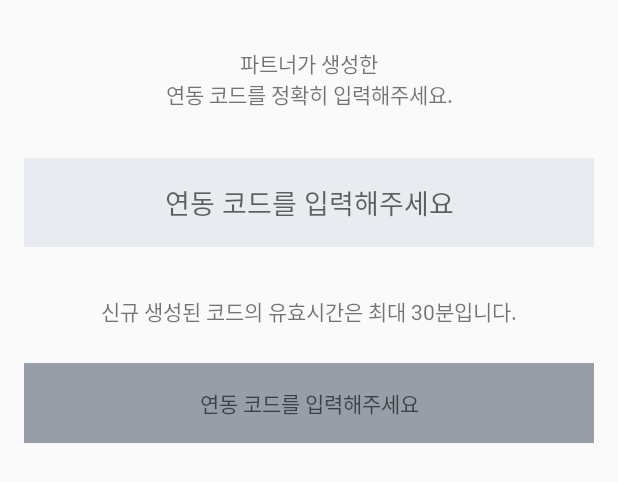
After one commit to ToyCalendar/ToyCalendar_Android, an Android app: the layout fragment_input.xml on its own in the app's theme, with its tools: preview values and no code run, on a phone screen of 412 x 824 dp. The commit adds this screen. Shown: the top 482 px of the screen. Run offline under Robolectric (Android 15) with nearby library versions, the phone set to English and light mode, and no system bars.

Commit message:
merge previous Project

```diff
--- a/app/src/main/AndroidManifest.xml
+++ b/app/src/main/AndroidManifest.xml
@@ -20,6 +20,12 @@
                 <category android:name="android.intent.category.LAUNCHER" />
             </intent-filter>
         </activity>
+        <activity
+            android:name=".ui.partner.PartnerActivity"
+            android:theme="@style/AppTheme.NoActionBar">
+
+        </activity>
+
     </application>
 
 </manifest>
--- a/app/src/main/java/yapp/co/kr/toycalendar/calendar/data/datasource/ScheduleMockDatasource.kt
+++ b/app/src/main/java/yapp/co/kr/toycalendar/calendar/data/datasource/ScheduleMockDatasource.kt
@@ -19,7 +19,6 @@ class ScheduleMockDatasource : ScheduleDataSource {
                     ScheduleResult::class.java)))
         }.subscribeOn(io.reactivex.schedulers.Schedulers.io())
     }
-
 
     private fun getFilteredInfo(monthList: List<String>, scheduleResult: ScheduleResult): ScheduleResult {
         val list = mutableListOf<Schedule>()
--- a/app/src/main/java/yapp/co/kr/toycalendar/calendar/domain/repository/CalendarRepository.kt
+++ b/app/src/main/java/yapp/co/kr/toycalendar/calendar/domain/repository/CalendarRepository.kt
@@ -8,5 +8,5 @@ import yapp.co.kr.toycalendar.calendar.entity.ScheduleResult
 import java.util.*
 
 interface CalendarRepository {
-    fun getSchedules(force : Boolean, monthList : List<String>, scheduler : Scheduler, success: (scheduleResult: ScheduleResult) -> Unit, error: (throwable: Throwable) -> Unit) : Disposable
+    fun getSchedules(force: Boolean, monthList: List<String>, scheduler: Scheduler, success: (scheduleResult: ScheduleResult) -> Unit, error: (throwable: Throwable) -> Unit): Disposable
 }
--- /dev/null
+++ b/app/src/main/res/drawable/btn_partner_input_next_selected.xml
@@ -0,0 +1,5 @@
+<?xml version="1.0" encoding="utf-8"?>
+<selector xmlns:android="http://schemas.android.com/apk/res/android">
+    <item android:drawable="@color/btn_partner_input_next_enabled" android:state_selected="true" />
+    <item android:drawable="@color/btn_partner_input_next_disabled" />
+</selector>
--- /dev/null
+++ b/app/src/main/res/layout/fragment_input.xml
@@ -0,0 +1,82 @@
+<?xml version="1.0" encoding="utf-8"?>
+
+<layout xmlns:android="http://schemas.android.com/apk/res/android"
+    xmlns:app="http://schemas.android.com/apk/res-auto"
+    xmlns:tools="http://schemas.android.com/tools">
+
+    <data>
+
+        <variable
+            name="fragment"
+            type="yapp.co.kr.toycalendar.ui.partner.InputFragment" />
+
+        <variable
+            name="inputVM"
+            type="yapp.co.kr.toycalendar.ui.partner.InputViewModel" />
+
+    </data>
+
+    <androidx.constraintlayout.widget.ConstraintLayout
+        android:layout_width="match_parent"
+        android:layout_height="match_parent"
+        android:fitsSystemWindows="true"
+        app:layout_constraintBottom_toBottomOf="parent"
+        app:layout_constraintLeft_toLeftOf="parent"
+        app:layout_constraintRight_toRightOf="parent"
+        tools:context=".ui.partner.PartnerActivity">
+
+        <TextView
+            android:id="@+id/tv_message"
+            android:layout_width="wrap_content"
+            android:layout_height="wrap_content"
+            android:layout_marginTop="@dimen/double_margin"
+            android:gravity="center"
+            android:text="@{inputVM.message}"
+            app:layout_constraintLeft_toLeftOf="parent"
+            app:layout_constraintRight_toRightOf="parent"
+            app:layout_constraintTop_toTopOf="parent"
+            tools:text="파트너가 생성한\n연동 코드를 정확히 입력해주세요." />
+
+        <EditText
+            android:id="@+id/et_code"
+            android:layout_width="match_parent"
+            android:layout_height="wrap_content"
+            android:layout_marginHorizontal="@dimen/single_margin"
+            android:layout_marginTop="@dimen/double_margin"
+            android:background="#e8ecf0"
+            android:gravity="center"
+            android:hint="연동 코드를 입력해주세요"
+            android:inputType="number"
+            android:onTextChanged="@{(s, start, count, after)->inputVM.checkCode()}"
+            android:padding="@dimen/single_margin"
+            android:text="@={inputVM.code}"
+            app:layout_constraintTop_toBottomOf="@+id/tv_message" />
+
+        <TextView
+            android:id="@+id/tv_description"
+            android:layout_width="wrap_content"
+            android:layout_height="wrap_content"
+            android:layout_marginTop="@dimen/double_margin"
+            android:gravity="center"
+            android:text="@{inputVM.code}"
+            app:layout_constraintLeft_toLeftOf="parent"
+            app:layout_constraintRight_toRightOf="parent"
+            app:layout_constraintTop_toBottomOf="@+id/et_code"
+            tools:text="신규 생성된 코드의 유효시간은 최대 30분입니다." />
+        <!--android:text="신규 생성된 코드의 유효시간은 최대 30분입니다."-->
+
+        <TextView
+            android:id="@+id/btn_next"
+            android:layout_width="match_parent"
+            android:layout_height="wrap_content"
+            android:layout_marginHorizontal="@dimen/single_margin"
+            android:layout_marginTop="@dimen/one_half_margin"
+            android:background="@drawable/btn_partner_input_next_selected"
+            android:gravity="center"
+            android:hint="연동 코드를 입력해주세요"
+            android:padding="@dimen/single_margin"
+            android:selected="@{inputVM.btnClickEnabled}"
+            app:layout_constraintTop_toBottomOf="@+id/tv_description" />
+    </androidx.constraintlayout.widget.ConstraintLayout>
+
+</layout>
--- a/app/src/main/res/values/colors.xml
+++ b/app/src/main/res/values/colors.xml
@@ -7,4 +7,7 @@
     <color name="transparent">#00FFFFFF</color>
     <color name="white">#FFFFFF</color>
     <color name="black">#000000</color>
+
+    <color name="btn_partner_input_next_enabled">#6247fb</color>
+    <color name="btn_partner_input_next_disabled">#979ea8</color>
 </resources>
--- a/app/src/main/res/values/strings.xml
+++ b/app/src/main/res/values/strings.xml
@@ -6,4 +6,5 @@
     <!-- Facebook application ID and custom URL scheme (app ID prefixed by 'fb'). -->
     <string name="facebook_application_id" translatable="false">ToyCalendar</string>
     <string name="facebook_login_protocol_scheme" translatable="false">fbYOUR_APP_ID</string>
+    <string name="partner_init">파트너가 생성한\\n연동 코드를 정확히 입력해주세요.</string>
 </resources>
--- a/build.gradle
+++ b/build.gradle
@@ -7,7 +7,7 @@ buildscript {
         jcenter()
     }
     dependencies {
-        classpath 'com.android.tools.build:gradle:3.2.0'
+        classpath 'com.android.tools.build:gradle:3.4.2'
         classpath "org.jetbrains.kotlin:kotlin-gradle-plugin:$kotlin_version"
         classpath 'com.google.gms:google-services:4.2.0'
         // NOTE: Do not place your application dependencies here; they belong
```
Also changed, not shown: app/src/main/java/yapp/co/kr/toycalendar/ui/partner/InputFragment.kt (added, +20 -0 lines), app/src/main/java/yapp/co/kr/toycalendar/ui/partner/InputViewModel.kt (added, +21 -0 lines), app/src/main/java/yapp/co/kr/toycalendar/ui/partner/PartnerActivity.kt (added, +34 -0 lines), app/src/main/java/yapp/co/kr/toycalendar/ui/partner/PartnerViewModel.kt (added, +12 -0 lines), app/src/main/java/yapp/co/kr/toycalendar/ui/partner/ext/ActivityExt.kt (added, +37 -0 lines), app/src/main/res/layout/activity_partner.xml (added, +41 -0 lines), gradle/wrapper/gradle-wrapper.properties.
